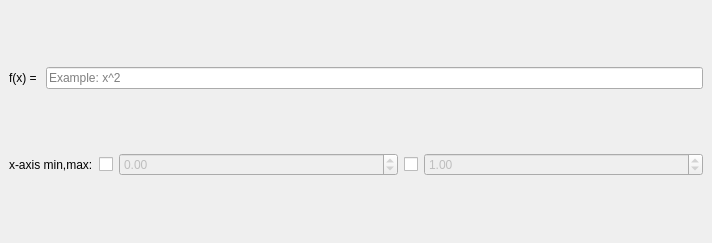
EsGeh/function-graph-explorer, file ui/mainwindow.ui: the form before one commit.
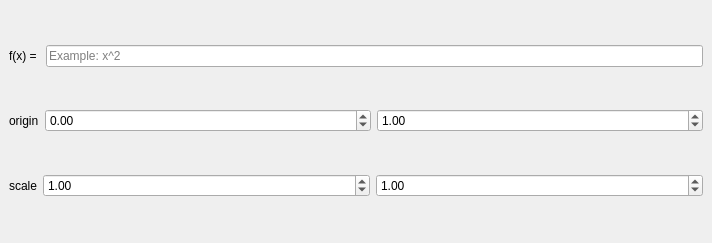
The form after the commit.

The edit to the form file:
```diff
--- a/ui/mainwindow.ui
+++ b/ui/mainwindow.ui
@@ -34,28 +34,21 @@
      </layout>
     </item>
     <item>
-     <layout class="QHBoxLayout" name="horizontalLayout_2" stretch="0,0,1,0,1">
+     <layout class="QHBoxLayout" name="horizontalLayout_2" stretch="0,1,1">
       <property name="sizeConstraint">
        <enum>QLayout::SetMinimumSize</enum>
       </property>
       <item>
        <widget class="QLabel" name="label">
         <property name="text">
-         <string>x-axis min,max:</string>
+         <string>origin</string>
         </property>
        </widget>
       </item>
       <item>
-       <widget class="QCheckBox" name="xMinFix">
-        <property name="text">
-         <string/>
-        </property>
-       </widget>
-      </item>
-      <item>
-       <widget class="QDoubleSpinBox" name="xMin">
+       <widget class="QDoubleSpinBox" name="originX">
         <property name="enabled">
-         <bool>false</bool>
+         <bool>true</bool>
         </property>
         <property name="minimum">
          <double>-100.000000000000000</double>
@@ -66,16 +59,9 @@
        </widget>
       </item>
       <item>
-       <widget class="QCheckBox" name="xMaxFix">
-        <property name="text">
-         <string/>
-        </property>
-       </widget>
-      </item>
-      <item>
-       <widget class="QDoubleSpinBox" name="xMax">
+       <widget class="QDoubleSpinBox" name="originY">
         <property name="enabled">
-         <bool>false</bool>
+         <bool>true</bool>
         </property>
         <property name="minimum">
          <double>-100.000000000000000</double>
@@ -87,6 +73,31 @@
       </item>
      </layout>
     </item>
+    <item>
+     <layout class="QHBoxLayout" name="horizontalLayout_3" stretch="0,1,1">
+      <item>
+       <widget class="QLabel" name="label_2">
+        <property name="text">
+         <string>scale</string>
+        </property>
+       </widget>
+      </item>
+      <item>
+       <widget class="QDoubleSpinBox" name="scaleX">
+        <property name="value">
+         <double>1.000000000000000</double>
+        </property>
+       </widget>
+      </item>
+      <item>
+       <widget class="QDoubleSpinBox" name="scaleY">
+        <property name="value">
+         <double>1.000000000000000</double>
+        </property>
+       </widget>
+      </item>
+     </layout>
+    </item>
    </layout>
   </widget>
  </widget>
```
